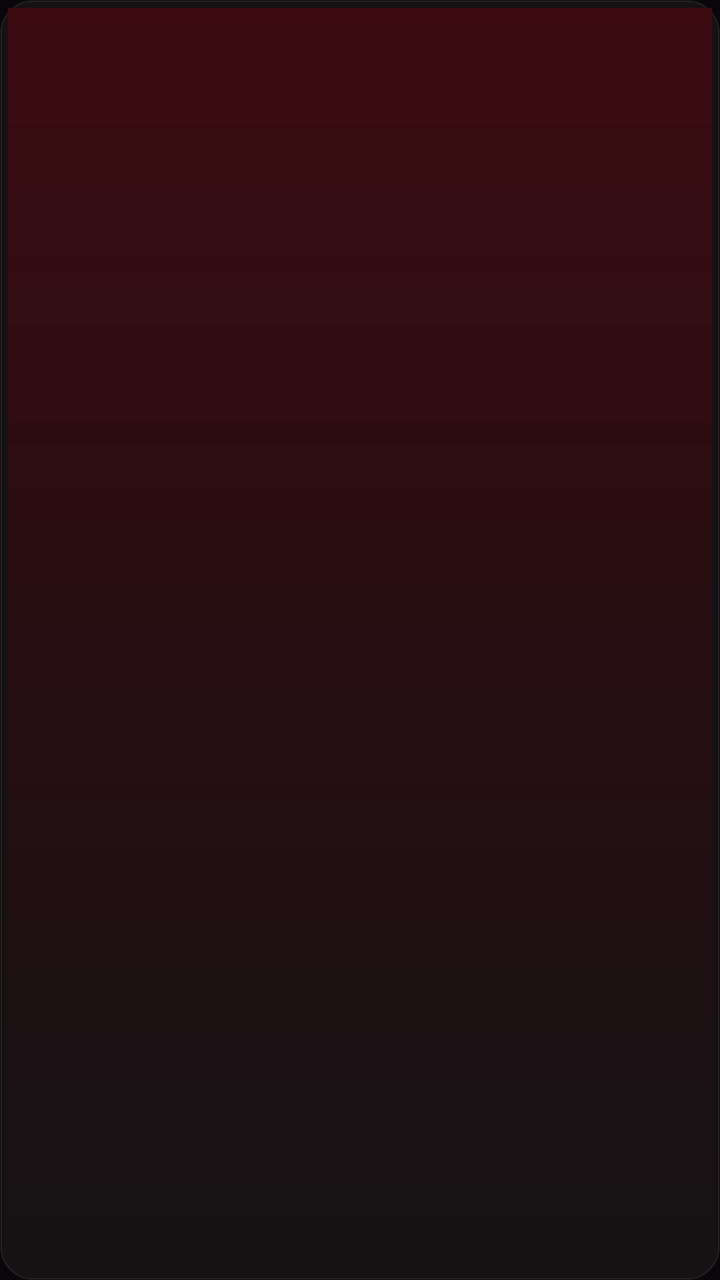
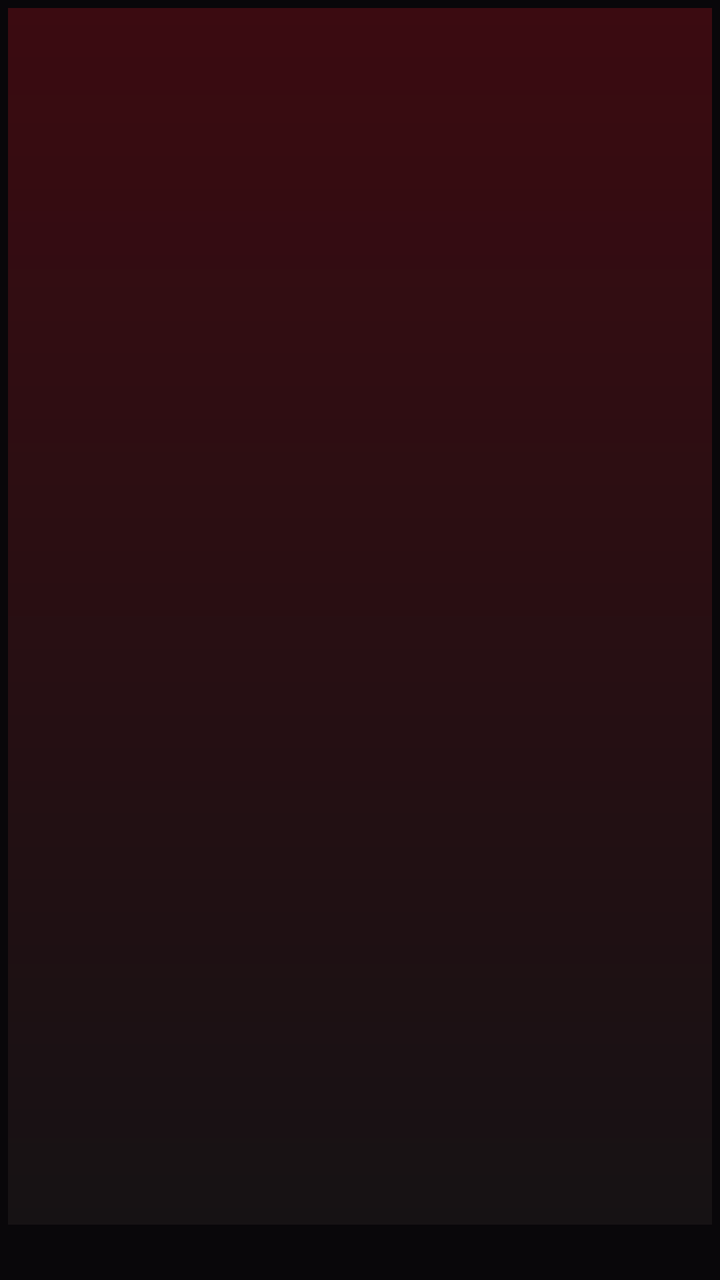

The first picture is an Android layout as it rendered before a commit; the second is the same layout after the commit. The layout source and the unified diff follow.
<!-- AndroidManifest.xml: application theme AppTheme -->
<!-- res/layout/item_card_small.xml -->
<?xml version="1.0" encoding="utf-8"?>
<LinearLayout xmlns:android="http://schemas.android.com/apk/res/android"
    android:layout_width="130dp"
    android:layout_height="match_parent"
    android:layout_margin="3dp"
    android:background="@drawable/bg_card"
    android:clickable="true"
    android:focusable="true"
    android:orientation="vertical"
    android:padding="4dp">

    <FrameLayout
        android:layout_width="match_parent"
        android:layout_height="0dp"
        android:layout_weight="1"
        android:background="@drawable/bg_poster"
        android:minHeight="16dp">

        <TextView
            android:id="@+id/tv_initial"
            android:layout_width="match_parent"
            android:layout_height="match_parent"
            android:gravity="center"
            android:textColor="#FF6B78"
            android:textSize="28sp"
            android:textStyle="bold" />

        <ImageView
            android:id="@+id/iv_logo"
            android:layout_width="match_parent"
            android:layout_height="match_parent"
            android:contentDescription="@null"
            android:padding="2dp"
            android:scaleType="fitCenter" />
    </FrameLayout>

    <TextView
        android:id="@+id/tv_name"
        android:layout_width="match_parent"
        android:layout_height="wrap_content"
        android:layout_marginTop="2dp"
        android:ellipsize="end"
        android:maxLines="1"
        android:minLines="1"
        android:textColor="#F7F3F4"
        android:textSize="13sp"
        android:textStyle="bold" />

    <TextView
        android:id="@+id/tv_now"
        android:layout_width="match_parent"
        android:layout_height="wrap_content"
        android:ellipsize="end"
        android:maxLines="1"
        android:textColor="#A99FA3"
        android:textSize="12sp"
        android:visibility="gone" />

</LinearLayout>
<!-- resources referenced by this layout -->
<resources>
  <!-- drawable bg_card: vector/xml drawable (drawable, 2509 chars, omitted) -->
  <!-- drawable bg_poster (drawable) -->
  <?xml version="1.0" encoding="utf-8"?>
  <shape xmlns:android="http://schemas.android.com/apk/res/android" android:shape="rectangle">
      <gradient android:type="linear" android:angle="270" android:startColor="#3B0B11" android:endColor="#161214" />
  </shape>
  <style name="AppTheme" parent="android:Theme.Material.NoActionBar">
          <item name="android:windowBackground">#09070A</item>
      </style>
</resources>

<!-- the commit's change to res/layout/item_card_small.xml (unified diff, before → after) -->
@@ -1,9 +1,9 @@
 <?xml version="1.0" encoding="utf-8"?>
 <LinearLayout xmlns:android="http://schemas.android.com/apk/res/android"
-    android:layout_width="130dp"
+    android:layout_width="170dp"
     android:layout_height="match_parent"
-    android:layout_margin="3dp"
-    android:background="@drawable/bg_card"
+    android:layout_margin="4dp"
+    android:background="@drawable/bg_card_home"
     android:clickable="true"
     android:focusable="true"
     android:orientation="vertical"
@@ -22,7 +22,7 @@
             android:layout_height="match_parent"
             android:gravity="center"
             android:textColor="#FF6B78"
-            android:textSize="28sp"
+            android:textSize="36sp"
             android:textStyle="bold" />
 
         <ImageView
@@ -40,10 +40,10 @@
         android:layout_height="wrap_content"
         android:layout_marginTop="2dp"
         android:ellipsize="end"
-        android:maxLines="1"
+        android:maxLines="2"
         android:minLines="1"
         android:textColor="#F7F3F4"
-        android:textSize="13sp"
+        android:textSize="16sp"
         android:textStyle="bold" />
 
     <TextView
@@ -53,7 +53,7 @@
         android:ellipsize="end"
         android:maxLines="1"
         android:textColor="#A99FA3"
-        android:textSize="12sp"
+        android:textSize="13sp"
         android:visibility="gone" />
 
 </LinearLayout>
<!-- resource entries referenced after the edit -->
@@ -1,6 +1,27 @@
 <!-- resources referenced by this layout -->
 <resources>
-  <!-- drawable bg_card: vector/xml drawable (drawable, 2509 chars, omitted) -->
+  <!-- drawable bg_card_home (drawable) -->
+  <?xml version="1.0" encoding="utf-8"?>
+  <selector xmlns:android="http://schemas.android.com/apk/res/android">
+      <item android:state_focused="true">
+          <layer-list>
+              <item>
+                  <shape android:shape="rectangle">
+                      <stroke android:width="6dp" android:color="#59FF2A3D" />
+                      <corners android:radius="19dp" />
+                  </shape>
+              </item>
+              <item android:left="3dp" android:top="3dp" android:right="3dp" android:bottom="3dp">
+                  <shape android:shape="rectangle">
+                      <solid android:color="#1E181B" />
+                      <stroke android:width="3dp" android:color="#FFFFFF" />
+                      <corners android:radius="16dp" />
+                  </shape>
+              </item>
+          </layer-list>
+      </item>
+      <item android:drawable="@android:color/transparent" />
+  </selector>
   <!-- drawable bg_poster (drawable) -->
   <?xml version="1.0" encoding="utf-8"?>
   <shape xmlns:android="http://schemas.android.com/apk/res/android" android:shape="rectangle">
